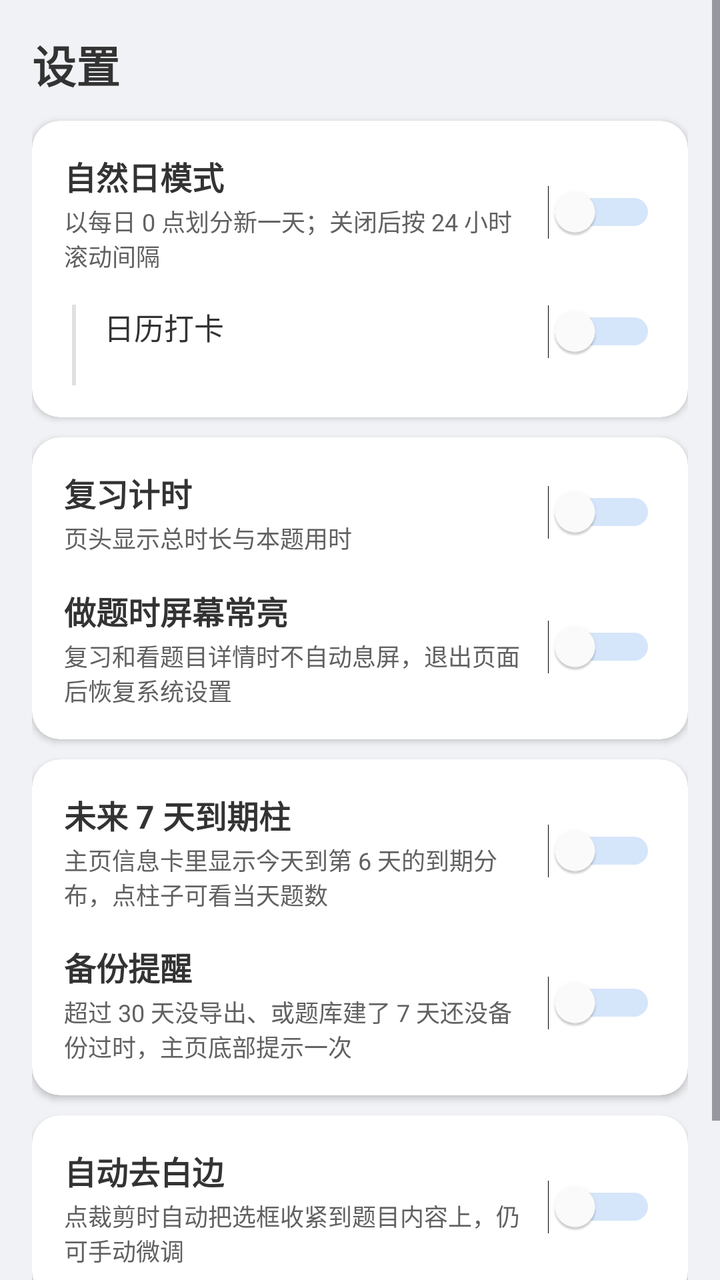
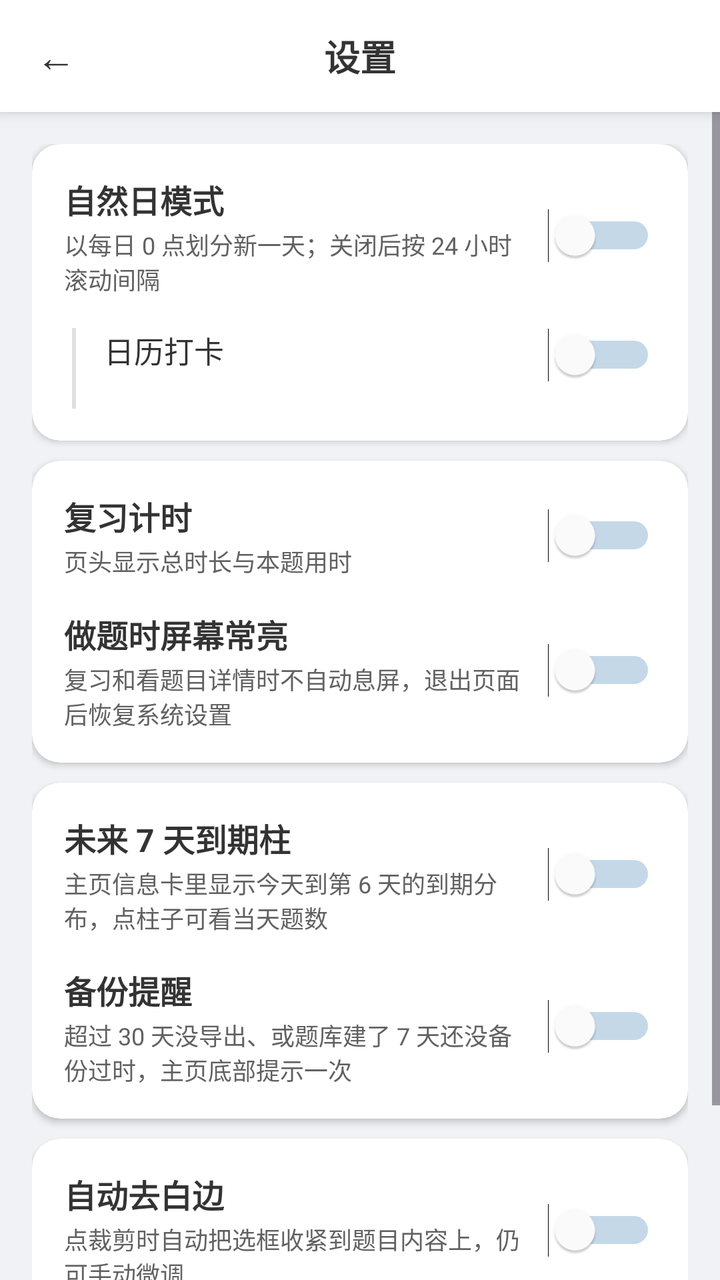

Before-and-after screenshots of an Android layout around one commit, followed by the original layout XML and the change that was made.
<!-- AndroidManifest.xml: application theme Theme.Demo -->
<!-- res/layout/activity_settings.xml -->
<?xml version="1.0" encoding="utf-8"?>
<ScrollView xmlns:android="http://schemas.android.com/apk/res/android"
    xmlns:app="http://schemas.android.com/apk/res-auto"
    android:layout_width="match_parent"
    android:layout_height="match_parent"
    android:background="@color/home_bg"
    android:fillViewport="true">

    <LinearLayout
        android:layout_width="match_parent"
        android:layout_height="wrap_content"
        android:orientation="vertical"
        android:padding="@dimen/home_padding"
        android:gravity="top|center_horizontal">

        <TextView
            android:layout_width="match_parent"
            android:layout_height="wrap_content"
            android:text="设置"
            android:textSize="22sp"
            android:textStyle="bold"
            android:textColor="@color/home_text_primary"
            android:layout_marginBottom="12dp" />

        
        <androidx.cardview.widget.CardView
            android:layout_width="match_parent"
            android:layout_height="wrap_content"
            app:cardBackgroundColor="@color/home_card"
            app:cardCornerRadius="@dimen/home_card_corner"
            android:layout_marginBottom="@dimen/home_card_margin">

            <LinearLayout
                android:layout_width="match_parent"
                android:layout_height="wrap_content"
                android:orientation="vertical"
                android:padding="@dimen/home_info_padding">

                
                <LinearLayout
                    android:layout_width="match_parent"
                    android:layout_height="wrap_content"
                    android:orientation="horizontal"
                    android:gravity="center_vertical">

                    <LinearLayout
                        android:layout_width="0dp"
                        android:layout_height="wrap_content"
                        android:layout_weight="1"
                        android:orientation="vertical">

                        <TextView
                            android:layout_width="wrap_content"
                            android:layout_height="wrap_content"
                            android:text="自然日模式"
                            android:textSize="16sp"
                            android:textStyle="bold"
                            android:textColor="@color/home_text_primary" />

                        <TextView
                            android:layout_width="wrap_content"
                            android:layout_height="wrap_content"
                            android:text="以每日 0 点划分新一天；关闭后按 24 小时滚动间隔"
                            android:textSize="12sp"
                            android:textColor="@color/home_text_secondary"
                            android:layout_marginTop="2dp" />
                    </LinearLayout>

                    <Switch
                        android:id="@+id/switch_natural_day"
                        android:layout_width="wrap_content"
                        android:layout_height="wrap_content"
                        android:layout_marginStart="12dp"
                        android:thumbTint="@color/switch_thumb"
                        android:trackTint="@color/switch_track" />
                </LinearLayout>

                
                <LinearLayout
                    android:layout_width="match_parent"
                    android:layout_height="wrap_content"
                    android:orientation="horizontal"
                    android:layout_marginTop="16dp">

                    <View
                        android:id="@+id/view_checkin_guide"
                        android:layout_width="2dp"
                        android:layout_height="match_parent"
                        android:background="@color/home_stroke"
                        android:layout_marginStart="4dp"
                        android:layout_marginEnd="14dp" />

                    <LinearLayout
                        android:layout_width="0dp"
                        android:layout_height="wrap_content"
                        android:layout_weight="1"
                        android:orientation="vertical">

                        <TextView
                            android:id="@+id/tv_checkin_title"
                            android:layout_width="wrap_content"
                            android:layout_height="wrap_content"
                            android:text="日历打卡"
                            android:textSize="15sp"
                            android:textColor="@color/home_text_primary" />

                        <TextView
                            android:id="@+id/tv_checkin_hint"
                            android:layout_width="match_parent"
                            android:layout_height="wrap_content"
                            android:textSize="12sp"
                            android:textColor="@color/home_text_secondary"
                            android:layout_marginTop="2dp" />
                    </LinearLayout>

                    <Switch
                        android:id="@+id/switch_checkin"
                        android:layout_width="wrap_content"
                        android:layout_height="wrap_content"
                        android:layout_marginStart="12dp"
                        android:thumbTint="@color/switch_thumb"
                        android:trackTint="@color/switch_track" />
                </LinearLayout>
            </LinearLayout>
        </androidx.cardview.widget.CardView>

        
        <androidx.cardview.widget.CardView
            android:layout_width="match_parent"
            android:layout_height="wrap_content"
            app:cardBackgroundColor="@color/home_card"
            app:cardCornerRadius="@dimen/home_card_corner"
            android:layout_marginBottom="@dimen/home_card_margin">

            <LinearLayout
                android:layout_width="match_parent"
                android:layout_height="wrap_content"
                android:orientation="vertical"
                android:padding="@dimen/home_info_padding">

                <LinearLayout
                    android:layout_width="match_parent"
                    android:layout_height="wrap_content"
                    android:orientation="horizontal"
                    android:gravity="center_vertical">

                    <LinearLayout
                        android:layout_width="0dp"
                        android:layout_height="wrap_content"
                        android:layout_weight="1"
                        android:orientation="vertical">

                        <TextView
                            android:layout_width="wrap_content"
                            android:layout_height="wrap_content"
                            android:text="复习计时"
                            android:textSize="16sp"
                            android:textStyle="bold"
                            android:textColor="@color/home_text_primary" />

                        <TextView
                            android:layout_width="wrap_content"
                            android:layout_height="wrap_content"
                            android:text="页头显示总时长与本题用时"
                            android:textSize="12sp"
                            android:textColor="@color/home_text_secondary"
                            android:layout_marginTop="2dp" />
                    </LinearLayout>

                    <Switch
                        android:id="@+id/switch_timer"
                        android:layout_width="wrap_content"
                        android:layout_height="wrap_content"
                        android:layout_marginStart="12dp"
                        android:thumbTint="@color/switch_thumb"
                        android:trackTint="@color/switch_track" />
                </LinearLayout>

                <LinearLayout
                    android:layout_width="match_parent"
                    android:layout_height="wrap_content"
                    android:orientation="horizontal"
                    android:gravity="center_vertical"
                    android:layout_marginTop="16dp">

                    <LinearLayout
                        android:layout_width="0dp"
                        android:layout_height="wrap_content"
                        android:layout_weight="1"
                        android:orientation="vertical">

                        <TextView
                            android:layout_width="wrap_content"
                            android:layout_height="wrap_content"
                            android:text="做题时屏幕常亮"
                            android:textSize="16sp"
                            android:textStyle="bold"
                            android:textColor="@color/home_text_primary" />

                        <TextView
                            android:layout_width="match_parent"
                            android:layout_height="wrap_content"
                            android:text="复习和看题目详情时不自动息屏，退出页面后恢复系统设置"
                            android:textSize="12sp"
                            android:textColor="@color/home_text_secondary"
                            android:layout_marginTop="2dp" />
                    </LinearLayout>

                    <Switch
                        android:id="@+id/switch_screen_on"
                        android:layout_width="wrap_content"
                        android:layout_height="wrap_content"
                        android:layout_marginStart="12dp"
                        android:thumbTint="@color/switch_thumb"
                        android:trackTint="@color/switch_track" />
                </LinearLayout>
            </LinearLayout>
        </androidx.cardview.widget.CardView>

        
        <androidx.cardview.widget.CardView
            android:layout_width="match_parent"
            android:layout_height="wrap_content"
            app:cardBackgroundColor="@color/home_card"
            app:cardCornerRadius="@dimen/home_card_corner"
            android:layout_marginBottom="@dimen/home_card_margin">

            <LinearLayout
                android:layout_width="match_parent"
                android:layout_height="wrap_content"
                android:orientation="vertical"
                android:padding="@dimen/home_info_padding">

                <LinearLayout
                    android:layout_width="match_parent"
                    android:layout_height="wrap_content"
                    android:orientation="horizontal"
                    android:gravity="center_vertical">

                    <LinearLayout
                        android:layout_width="0dp"
                        android:layout_height="wrap_content"
                        android:layout_weight="1"
                        android:orientation="vertical">

                        <TextView
                            android:layout_width="wrap_content"
                            android:layout_height="wrap_content"
                            android:text="未来 7 天到期柱"
                            android:textSize="16sp"
                            android:textStyle="bold"
                            android:textColor="@color/home_text_primary" />

                        <TextView
                            android:layout_width="match_parent"
                            android:layout_height="wrap_content"
                            android:text="主页信息卡里显示今天到第 6 天的到期分布，点柱子可看当天题数"
                            android:textSize="12sp"
                            android:textColor="@color/home_text_secondary"
                            android:layout_marginTop="2dp" />
                    </LinearLayout>

                    <Switch
                        android:id="@+id/switch_due_chart"
                        android:layout_width="wrap_content"
                        android:layout_height="wrap_content"
                        android:layout_marginStart="12dp"
                        android:thumbTint="@color/switch_thumb"
                        android:trackTint="@color/switch_track" />
                </LinearLayout>

                <LinearLayout
                    android:layout_width="match_parent"
                    android:layout_height="wrap_content"
                    android:orientation="horizontal"
                    android:gravity="center_vertical"
                    android:layout_marginTop="16dp">

                    <LinearLayout
                        android:layout_width="0dp"
                        android:layout_height="wrap_content"
                        android:layout_weight="1"
                        android:orientation="vertical">

                        <TextView
                            android:layout_width="wrap_content"
                            android:layout_height="wrap_content"
                            android:text="备份提醒"
                            android:textSize="16sp"
                            android:textStyle="bold"
                            android:textColor="@color/home_text_primary" />

                        <TextView
                            android:layout_width="match_parent"
                            android:layout_height="wrap_content"
                            android:text="超过 30 天没导出、或题库建了 7 天还没备份过时，主页底部提示一次"
                            android:textSize="12sp"
                            android:textColor="@color/home_text_secondary"
                            android:layout_marginTop="2dp" />
                    </LinearLayout>

                    <Switch
                        android:id="@+id/switch_backup_hint"
                        android:layout_width="wrap_content"
                        android:layout_height="wrap_content"
                        android:layout_marginStart="12dp"
                        android:thumbTint="@color/switch_thumb"
                        android:trackTint="@color/switch_track" />
                </LinearLayout>
            </LinearLayout>
        </androidx.cardview.widget.CardView>

        
        <androidx.cardview.widget.CardView
            android:layout_width="match_parent"
            android:layout_height="wrap_content"
            app:cardBackgroundColor="@color/home_card"
            app:cardCornerRadius="@dimen/home_card_corner"
            android:layout_marginBottom="@dimen/home_card_margin">

            <LinearLayout
                android:layout_width="match_parent"
                android:layout_height="wrap_content"
                android:orientation="horizontal"
                android:gravity="center_vertical"
                android:padding="@dimen/home_info_padding">

                <LinearLayout
                    android:layout_width="0dp"
                    android:layout_height="wrap_content"
                    android:layout_weight="1"
                    android:orientation="vertical">

                    <TextView
                        android:layout_width="wrap_content"
                        android:layout_height="wrap_content"
                        android:text="自动去白边"
                        android:textSize="16sp"
                        android:textStyle="bold"
                        android:textColor="@color/home_text_primary" />

                    <TextView
                        android:layout_width="wrap_content"
                        android:layout_height="wrap_content"
                        android:text="点裁剪时自动把选框收紧到题目内容上，仍可手动微调"
                        android:textSize="12sp"
                        android:textColor="@color/home_text_secondary"
                        android:layout_marginTop="2dp" />
                </LinearLayout>

                <Switch
                    android:id="@+id/switch_auto_trim"
                    android:layout_width="wrap_content"
                    android:layout_height="wrap_content"
                    android:layout_marginStart="12dp"
                    android:thumbTint="@color/switch_thumb"
                    android:trackTint="@color/switch_track" />
            </LinearLayout>
        </androidx.cardview.widget.CardView>

        
        <androidx.cardview.widget.CardView
            android:layout_width="match_parent"
            android:layout_height="wrap_content"
            app:cardBackgroundColor="@color/home_card"
            app:cardCornerRadius="@dimen/home_card_corner">

            <TextView
                android:id="@+id/tv_budget_row"
                android:layout_width="match_parent"
                android:layout_height="wrap_content"
                android:text="每日复习量：50 题/天"
                android:textSize="16sp"
                android:textColor="@color/home_text_primary"
                android:foreground="?attr/selectableItemBackground"
                android:clickable="true"
                android:focusable="true"
                android:padding="@dimen/home_info_padding" />
        </androidx.cardview.widget.CardView>

    </LinearLayout>
</ScrollView>
<!-- resources referenced by this layout -->
<resources>
  <color name="home_bg">#F0F2F5</color>
  <color name="home_card">#FFFFFF</color>
  <color name="home_stroke">#E0E0E0</color>
  <color name="home_text_primary">#333333</color>
  <color name="home_text_secondary">#616161</color>
  <color name="switch_thumb">#FFFFFF</color>
  <color name="switch_track">#5d9cec</color>
  <dimen name="home_card_corner">14dp</dimen>
  <dimen name="home_card_margin">10dp</dimen>
  <dimen name="home_info_padding">16dp</dimen>
  <dimen name="home_padding">16dp</dimen>
  <style name="Theme.Demo" parent="Base.Theme.Demo" />
  <style name="Base.Theme.Demo" parent="Theme.Material3.DayNight.NoActionBar">
          
          <item name="android:statusBarColor">@color/home_bg</item>
          <item name="android:windowLightStatusBar">true</item>
          <item name="android:navigationBarColor">@color/home_bg</item>
          <item name="android:windowLightNavigationBar" tools:targetApi="o_mr1">true</item>
          <item name="android:enforceNavigationBarContrast" tools:targetApi="q">false</item>
      </style>
</resources>

<!-- the commit's change to res/layout/activity_settings.xml (unified diff, before → after) -->
@@ -1,28 +1,41 @@
 <?xml version="1.0" encoding="utf-8"?>
-<ScrollView xmlns:android="http://schemas.android.com/apk/res/android"
+<LinearLayout xmlns:android="http://schemas.android.com/apk/res/android"
     xmlns:app="http://schemas.android.com/apk/res-auto"
     android:layout_width="match_parent"
     android:layout_height="match_parent"
-    android:background="@color/home_bg"
-    android:fillViewport="true">
-
-    <LinearLayout
+    android:orientation="vertical"
+    android:background="@color/page_bg">
+
+    <LinearLayout style="@style/TopBar">
+
+        <TextView
+            android:id="@+id/btn_back"
+            style="@style/TopBarBack" />
+
+        <TextView
+            style="@style/TopBarTitle"
+            android:text="设置" />
+
+        <View
+            android:layout_width="56dp"
+            android:layout_height="1dp" />
+    </LinearLayout>
+
+    <ScrollView
         android:layout_width="match_parent"
-        android:layout_height="wrap_content"
-        android:orientation="vertical"
-        android:padding="@dimen/home_padding"
-        android:gravity="top|center_horizontal">
-
-        <TextView
-            android:layout_width="match_parent"
-            android:layout_height="wrap_content"
-            android:text="设置"
-            android:textSize="22sp"
-            android:textStyle="bold"
-            android:textColor="@color/home_text_primary"
-            android:layout_marginBottom="12dp" />
-
-        
+        android:layout_height="0dp"
+        android:layout_weight="1"
+        android:background="@color/page_bg"
+        android:fillViewport="true">
+
+        <LinearLayout
+            android:layout_width="match_parent"
+            android:layout_height="wrap_content"
+            android:orientation="vertical"
+            android:padding="@dimen/home_padding"
+            android:gravity="top|center_horizontal">
+
+            
         <androidx.cardview.widget.CardView
             android:layout_width="match_parent"
             android:layout_height="wrap_content"
@@ -378,5 +391,6 @@
                 android:padding="@dimen/home_info_padding" />
         </androidx.cardview.widget.CardView>
 
-    </LinearLayout>
-</ScrollView>
+        </LinearLayout>
+    </ScrollView>
+</LinearLayout>
<!-- resource entries referenced after the edit -->
@@ -1,17 +1,45 @@
 <!-- resources referenced by this layout -->
 <resources>
-  <color name="home_bg">#F0F2F5</color>
+  <color name="home_bg">@color/page_bg</color>
   <color name="home_card">#FFFFFF</color>
   <color name="home_stroke">#E0E0E0</color>
   <color name="home_text_primary">#333333</color>
   <color name="home_text_secondary">#616161</color>
+  <color name="page_bg">#F0F2F5</color>
   <color name="switch_thumb">#FFFFFF</color>
-  <color name="switch_track">#5d9cec</color>
+  <color name="switch_track">@color/action_primary</color>
   <dimen name="home_card_corner">14dp</dimen>
   <dimen name="home_card_margin">10dp</dimen>
   <dimen name="home_info_padding">16dp</dimen>
   <dimen name="home_padding">16dp</dimen>
+  <style name="TopBar">
+          <item name="android:layout_width">match_parent</item>
+          <item name="android:layout_height">56dp</item>
+          <item name="android:orientation">horizontal</item>
+          <item name="android:gravity">center_vertical</item>
+          <item name="android:background">@color/home_card</item>
+          <item name="android:elevation">4dp</item>
+      </style>
+  <style name="TopBarBack">
+          <item name="android:layout_width">56dp</item>
+          <item name="android:layout_height">match_parent</item>
+          <item name="android:gravity">center</item>
+          <item name="android:text">←</item>
+          <item name="android:textSize">20sp</item>
+          <item name="android:textColor">@color/home_text_primary</item>
+          <item name="android:background">?attr/selectableItemBackgroundBorderless</item>
+      </style>
+  <style name="TopBarTitle">
+          <item name="android:layout_width">0dp</item>
+          <item name="android:layout_height">wrap_content</item>
+          <item name="android:layout_weight">1</item>
+          <item name="android:gravity">center</item>
+          <item name="android:textSize">18sp</item>
+          <item name="android:textStyle">bold</item>
+          <item name="android:textColor">@color/home_text_primary</item>
+      </style>
   <style name="Theme.Demo" parent="Base.Theme.Demo" />
+  <color name="action_primary">#1F6AA5</color>
   <style name="Base.Theme.Demo" parent="Theme.Material3.DayNight.NoActionBar">
           
           <item name="android:statusBarColor">@color/home_bg</item>
